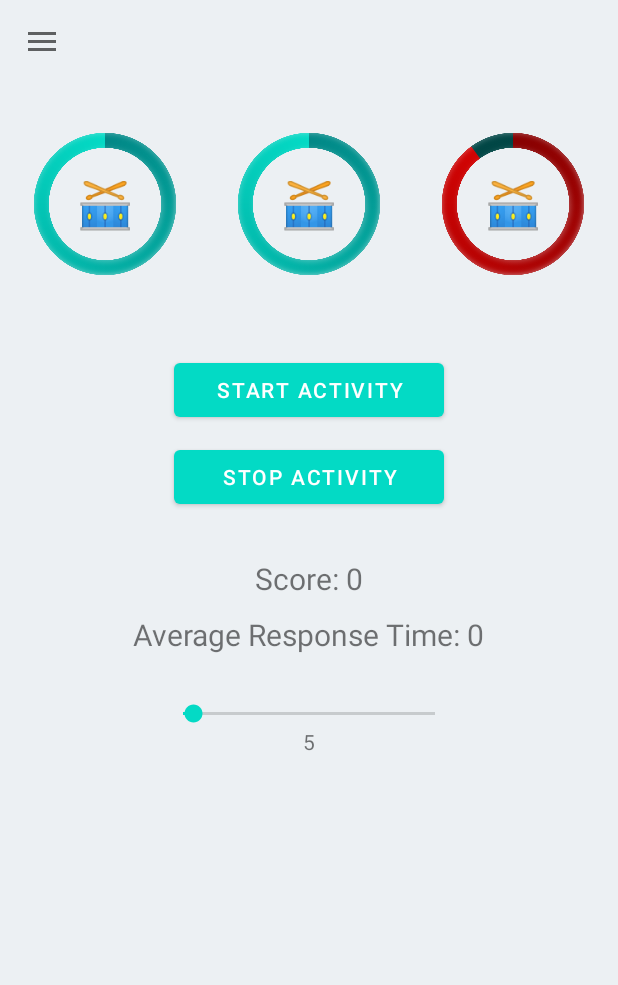
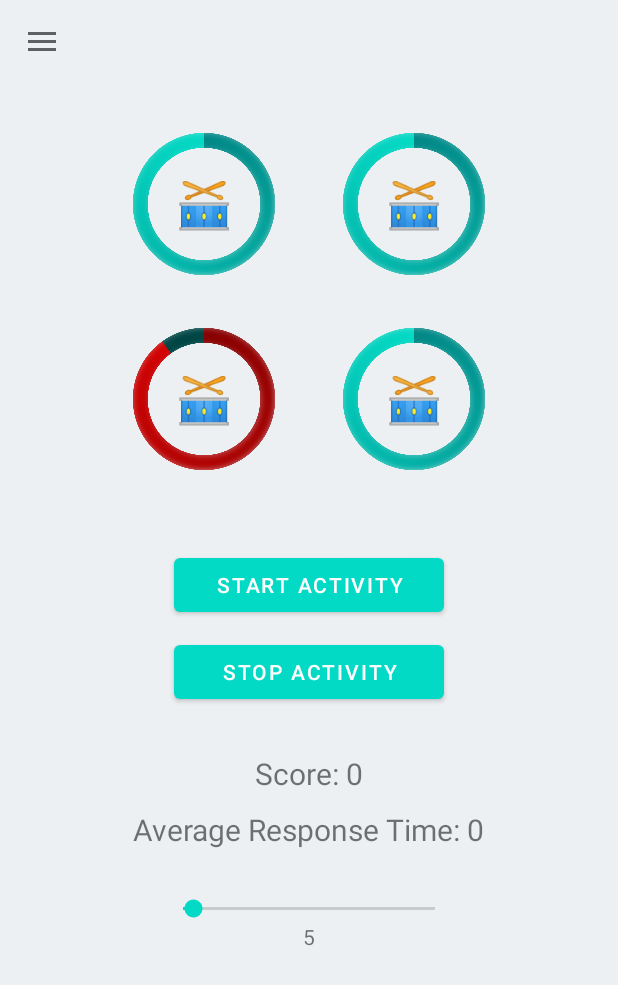
Before and after one commit to NickxKun/Capstone_Project_App, an Android app: the ReflexTraining screen opened directly, with no data from a screen before it, after a tap on "START ACTIVITY", on a phone screen of 412 x 824 dp. Shown: the top 985 px of the screen. Run offline under Robolectric (Android 15) with nearby library versions, the phone set to English and light mode, and no system bars; libraries missing offline, so code that uses them is left out: com.clj.fastble, soup.neumorphism; plain views replace NeumorphButton.

Commit message:
Fixed Reflex Training Completely

```diff
--- a/app/src/main/java/com/example/reflex_traing_device_3_0/ReflexTraining.java
+++ b/app/src/main/java/com/example/reflex_traing_device_3_0/ReflexTraining.java
@@ -165,6 +165,7 @@ public class ReflexTraining extends AppCompatActivity implements View.OnClickLis
         Button playBD1 = this.findViewById(R.id.btnBD1);
         Button playBD2 = this.findViewById(R.id.btnBD2);
         Button playBD3 = this.findViewById(R.id.btnBD3);
+        Button playBD4 = this.findViewById(R.id.btnBD4);
 
         stActBtn.setOnClickListener(this);
         stopActBtn.setOnClickListener(this);
@@ -172,6 +173,7 @@ public class ReflexTraining extends AppCompatActivity implements View.OnClickLis
         playBD1.setOnClickListener(this);
         playBD2.setOnClickListener(this);
         playBD3.setOnClickListener(this);
+        playBD4.setOnClickListener(this);
 
     }
 
@@ -226,6 +228,10 @@ public class ReflexTraining extends AppCompatActivity implements View.OnClickLis
             case R.id.btnBD3:
                 mp = MediaPlayer.create(this, R.raw.tom2);
                 localMusicButtonPressed = 3;
+                break;
+            case R.id.btnBD4:
+                mp = MediaPlayer.create(this, R.raw.cymbal8);
+                localMusicButtonPressed = 4;
                 break;
             case R.id.btnStartActivity:
                 if(!running) {
@@ -282,7 +288,7 @@ public class ReflexTraining extends AppCompatActivity implements View.OnClickLis
         running = true;
 
         int min = 1;
-        int max = 3;
+        int max = 4;
         int randomValGen = (int) (Math.random() * (max - min + 1) + min);
 
         currBtn = randomValGen;
@@ -321,6 +327,9 @@ public class ReflexTraining extends AppCompatActivity implements View.OnClickLis
                 break;
             case 3:
                 mProgressBar = findViewById(R.id.pgBar3);
+                break;
+            case 4:
+                mProgressBar = findViewById(R.id.pgBar4);
                 break;
             default:
                 mProgressBar = findViewById(R.id.pgBar1);
@@ -398,7 +407,7 @@ public class ReflexTraining extends AppCompatActivity implements View.OnClickLis
                 if (Utils.getCONNECTION_STATUS(currDevRead) == 0 ) {
                     currDevRead++;
                 }
-                if (currDevRead>2) currDevRead=0;
+                if (currDevRead>3) currDevRead=0;
                 if (correctBtnPress && !isWriting && !BLOCKINGVALS[currDevRead]) {
                     avgTime = (avgTime * (NUMBER_ITERATIONS - times) + (2000 - recMills)) / (NUMBER_ITERATIONS - times + 1);
                     mCountDownTimer.cancel();
@@ -456,6 +465,10 @@ public class ReflexTraining extends AppCompatActivity implements View.OnClickLis
                 mp = MediaPlayer.create(this, R.raw.tom1);
                 localMusicButtonPressed = 3;
                 break;
+            case 4:
+                mp = MediaPlayer.create(this, R.raw.cymbal8);
+                localMusicButtonPressed = 4;
+                break;
             default:
                 Toast.makeText(this, "Sound Select Failed", Toast.LENGTH_SHORT).show();
         }
--- a/app/src/main/res/layout/activity_reflex_training.xml
+++ b/app/src/main/res/layout/activity_reflex_training.xml
@@ -35,7 +35,7 @@
             android:layout_width="180dp"
             android:layout_height="wrap_content"
             android:layout_centerHorizontal="true"
-            android:layout_below="@+id/btnBD2"
+            android:layout_below="@+id/pgBtnsView"
             android:layout_marginTop="50dp"
             android:text="Start activity"
             style="@style/neumorphBtn" />
@@ -50,6 +50,14 @@
             android:text="Stop activity"
             style="@style/neumorphBtn" />
 
+        <RelativeLayout
+            android:id="@+id/pgBtnsView"
+            android:layout_width="wrap_content"
+            android:layout_height="wrap_content"
+            android:layout_below="@id/toolbar"
+            android:layout_centerHorizontal="true"
+            android:gravity="center">
+
             <ProgressBar
                 android:max="100"
                 android:progress="100"
@@ -57,12 +65,11 @@
                 style="@style/Widget.AppCompat.ProgressBar.Horizontal"
                 android:layout_width="100dp"
                 android:layout_height="100dp"
-            android:layout_below="@id/toolbar"
                 android:background="@drawable/circular_shape"
                 android:indeterminate="false"
                 android:progressDrawable="@drawable/circular_progress_bar"
                 android:layout_alignParentStart="true"
-            android:layout_marginStart="20dp"
+                android:layout_marginEnd="20dp"
                 android:layout_marginTop="30sp" />
 
             <androidx.appcompat.widget.AppCompatButton
@@ -72,9 +79,8 @@
                 android:layout_width="100dp"
                 android:layout_height="100dp"
                 android:id="@+id/btnBD1"
-            android:layout_below="@id/toolbar"
                 android:layout_alignParentStart="true"
-            android:layout_marginStart="20dp"
+                android:layout_marginEnd="20dp"
                 android:layout_marginTop="30sp"
                 android:background="@drawable/btn_style_1" />
 
@@ -85,11 +91,12 @@
                 style="@style/Widget.AppCompat.ProgressBar.Horizontal"
                 android:layout_width="100dp"
                 android:layout_height="100dp"
-            android:layout_below="@id/toolbar"
                 android:background="@drawable/circular_shape"
                 android:indeterminate="false"
                 android:progressDrawable="@drawable/circular_progress_bar"
                 android:layout_centerHorizontal="true"
+                android:layout_toEndOf="@+id/btnBD1"
+                android:layout_marginStart="20dp"
                 android:layout_marginTop="30sp" />
 
             <androidx.appcompat.widget.AppCompatButton
@@ -99,9 +106,10 @@
                 style="@style/buttonColor"
                 android:layout_width="100dp"
                 android:layout_height="100dp"
-            android:layout_below="@id/toolbar"
                 android:layout_centerHorizontal="true"
+                android:layout_marginStart="20dp"
                 android:layout_marginTop="30sp"
+                android:layout_toEndOf="@+id/btnBD1"
                 android:background="@drawable/btn_style_1" />
 
             <ProgressBar
@@ -111,11 +119,10 @@
                 style="@style/Widget.AppCompat.ProgressBar.Horizontal"
                 android:layout_width="100dp"
                 android:layout_height="100dp"
-            android:layout_below="@id/toolbar"
+                android:layout_below="@id/btnBD2"
                 android:background="@drawable/circular_shape"
                 android:indeterminate="false"
                 android:progressDrawable="@drawable/circular_progress_bar"
-            android:layout_alignParentEnd="true"
                 android:layout_marginEnd="20dp"
                 android:layout_marginTop="30sp" />
 
@@ -126,13 +133,11 @@
                 android:layout_width="100dp"
                 android:layout_height="100dp"
                 android:id="@+id/btnBD3"
-            android:layout_alignParentEnd="true"
                 android:layout_marginEnd="20dp"
                 android:layout_marginTop="30sp"
-            android:layout_below="@id/toolbar"
+                android:layout_below="@id/btnBD2"
                 android:background="@drawable/btn_style_1" />
 
-        <!--
             <ProgressBar
                 android:max="100"
                 android:progress="100"
@@ -144,7 +149,7 @@
                 android:background="@drawable/circular_shape"
                 android:indeterminate="false"
                 android:progressDrawable="@drawable/circular_progress_bar"
-                android:layout_alignParentStart="true"
+                android:layout_toEndOf="@id/btnBD3"
                 android:layout_marginStart="20dp"
                 android:layout_marginTop="30sp" />
 
@@ -155,12 +160,15 @@
                 android:layout_width="100dp"
                 android:layout_height="100dp"
                 android:id="@+id/btnBD4"
-                android:layout_alignParentStart="true"
                 android:layout_marginStart="20dp"
                 android:layout_marginTop="30sp"
                 android:layout_below="@id/btnBD1"
+                android:layout_toEndOf="@id/btnBD3"
                 android:background="@drawable/btn_style_1" />
+        </RelativeLayout>
 
+
+        <!--
                 <ProgressBar
                     android:max="100"
                     android:progress="100"
```
Lines whose indentation alone changed are shown as unchanged.
